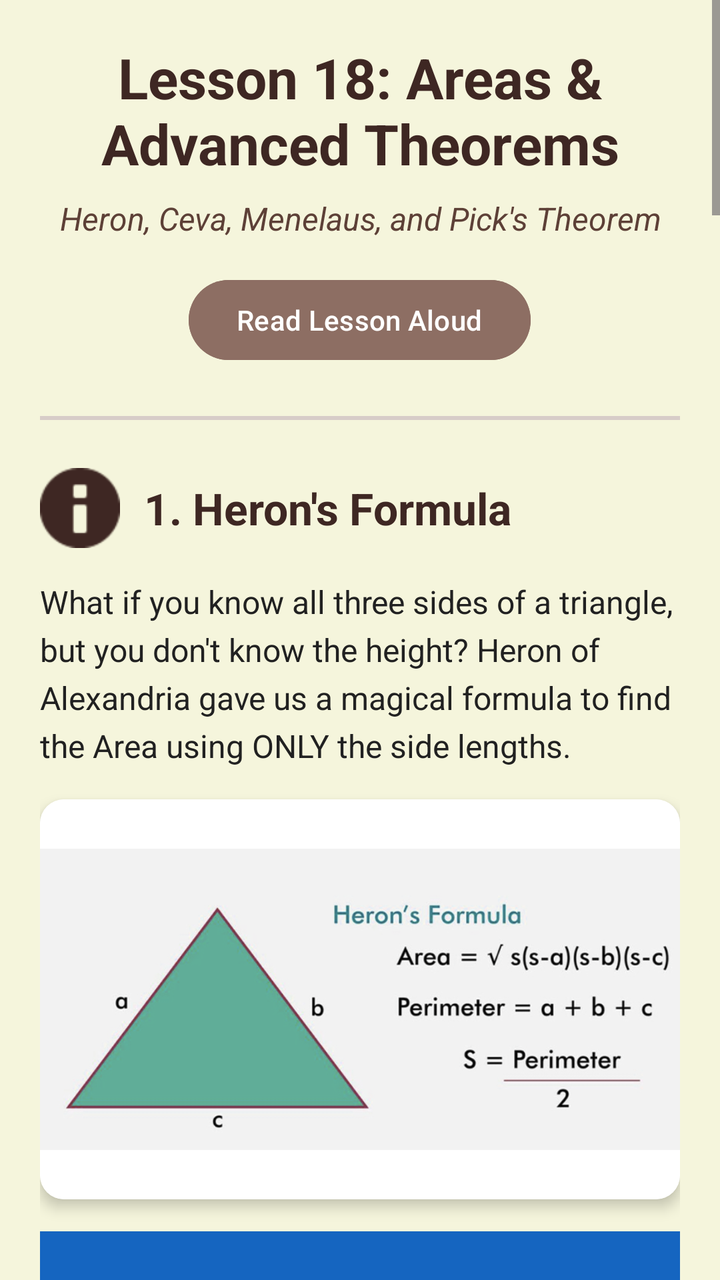
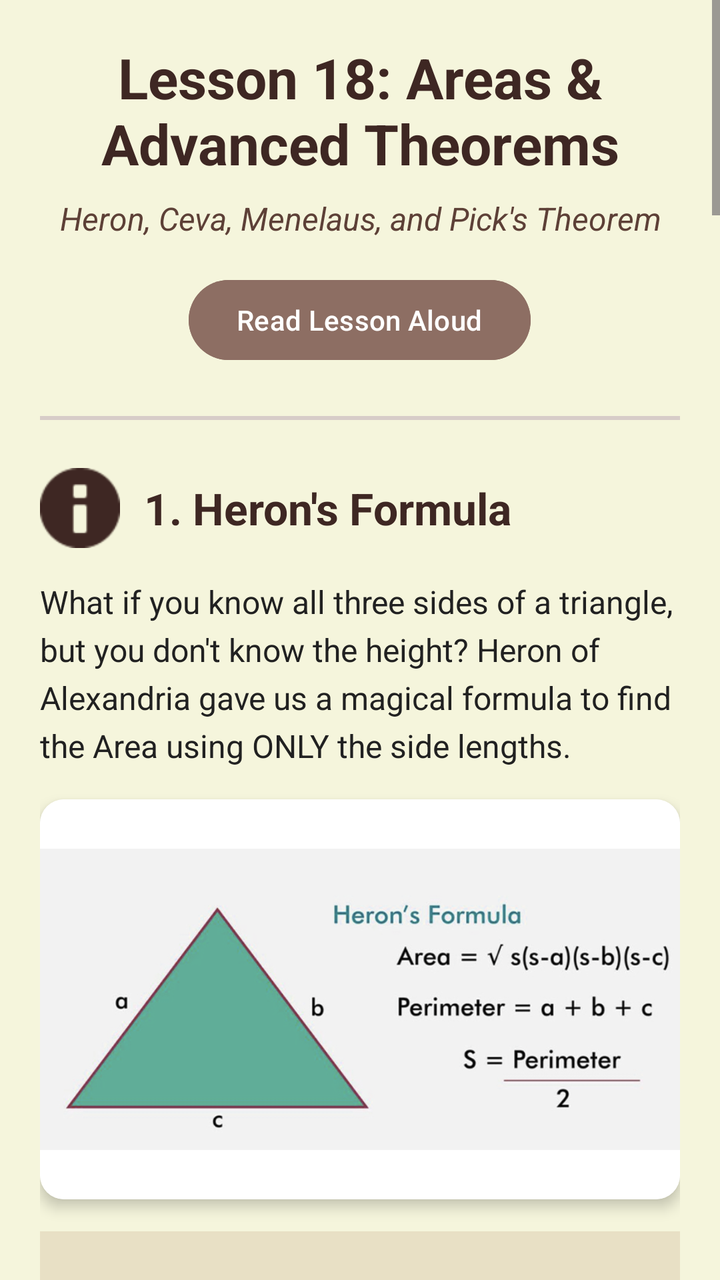

Screens rendered from an Android XML layout before and after an edit, with the pre-edit source and the edit as a unified diff.
<!-- AndroidManifest.xml: application theme Theme.OlympMathMentor -->
<!-- res/layout/activity_lesson18.xml -->
<?xml version="1.0" encoding="utf-8"?>
<ScrollView
    xmlns:android="http://schemas.android.com/apk/res/android"
    xmlns:app="http://schemas.android.com/apk/res-auto"
    android:layout_width="match_parent"
    android:layout_height="match_parent"
    android:background="#F5F5DC">

    <LinearLayout
        android:layout_width="match_parent"
        android:layout_height="wrap_content"
        android:orientation="vertical"
        android:padding="20dp">

        <TextView
            android:id="@+id/tvTitle"
            android:layout_width="match_parent"
            android:layout_height="wrap_content"
            android:text="Lesson 18: Areas &amp; Advanced Theorems"
            android:textSize="28sp"
            android:textStyle="bold"
            android:textColor="#3E2723"
            android:layout_marginBottom="8dp"
            android:gravity="center" />

        <TextView
            android:id="@+id/tvSubtitle"
            android:layout_width="match_parent"
            android:layout_height="wrap_content"
            android:text="Heron, Ceva, Menelaus, and Pick's Theorem"
            android:textSize="16sp"
            android:textColor="#5D4037"
            android:layout_marginBottom="16dp"
            android:gravity="center"
            android:textStyle="italic" />

        <Button
            android:id="@+id/btnReadLesson"
            android:layout_width="wrap_content"
            android:layout_height="wrap_content"
            android:layout_gravity="center"
            android:text="Read Lesson Aloud"
            android:backgroundTint="#8D6E63"
            android:textColor="#FFFFFF"
            android:layout_marginBottom="24dp" />

        <View
            android:layout_width="match_parent"
            android:layout_height="2dp"
            android:background="#D7CCC8"
            android:layout_marginBottom="24dp" />

        <LinearLayout
            android:layout_width="match_parent"
            android:layout_height="wrap_content"
            android:orientation="horizontal"
            android:gravity="center_vertical"
            android:layout_marginBottom="16dp">

            <ImageView
                android:layout_width="40dp"
                android:layout_height="40dp"
                android:src="@android:drawable/ic_dialog_info"
                app:tint="#3E2723"
                android:layout_marginEnd="12dp" />

            <TextView
                android:id="@+id/tvSec1Title"
                android:layout_width="match_parent"
                android:layout_height="wrap_content"
                android:text="1. Heron's Formula"
                android:textSize="22sp"
                android:textStyle="bold"
                android:textColor="#3E2723" />
        </LinearLayout>

        <TextView
            android:id="@+id/tvSec1Text"
            android:layout_width="match_parent"
            android:layout_height="wrap_content"
            android:text="What if you know all three sides of a triangle, but you don't know the height? Heron of Alexandria gave us a magical formula to find the Area using ONLY the side lengths."
            android:textColor="#212121"
            android:textSize="16sp"
            android:lineSpacingExtra="5dp"
            android:layout_marginBottom="16dp" />

        <androidx.cardview.widget.CardView
            android:layout_width="match_parent"
            android:layout_height="200dp"
            app:cardCornerRadius="12dp"
            app:cardElevation="4dp"
            android:layout_marginBottom="16dp">

            <ImageView
                android:id="@+id/imgHeron"
                android:layout_width="match_parent"
                android:layout_height="match_parent"
                android:scaleType="fitCenter"
                android:background="#FFFFFF"
                android:src="@drawable/img_heron" />
        </androidx.cardview.widget.CardView>

        <TextView
            android:id="@+id/tvSec1Formula"
            android:layout_width="match_parent"
            android:layout_height="wrap_content"
            android:text="Step 1: Find the Semi-Perimeter (s)\ns = (a + b + c) / 2\n\nStep 2: Apply the Formula\nArea = √[ s × (s-a) × (s-b) × (s-c) ]"
            android:typeface="monospace"
            android:textSize="18sp"
            android:textStyle="bold"
            android:textColor="#FFFFFF"
            android:background="#1565C0"
            android:padding="20dp"
            android:lineSpacingExtra="8dp"
            android:layout_marginBottom="24dp" />

        <View
            android:layout_width="match_parent"
            android:layout_height="1dp"
            android:background="#D7CCC8"
            android:layout_marginBottom="24dp" />

        <LinearLayout
            android:layout_width="match_parent"
            android:layout_height="wrap_content"
            android:orientation="horizontal"
            android:gravity="center_vertical"
            android:layout_marginBottom="16dp">

            <ImageView
                android:layout_width="40dp"
                android:layout_height="40dp"
                android:src="@android:drawable/ic_menu_sort_by_size"
                app:tint="#3E2723"
                android:layout_marginEnd="12dp" />

            <TextView
                android:id="@+id/tvSec2Title"
                android:layout_width="match_parent"
                android:layout_height="wrap_content"
                android:text="2. Ceva's Theorem"
                android:textSize="22sp"
                android:textStyle="bold"
                android:textColor="#3E2723" />
        </LinearLayout>

        <TextView
            android:id="@+id/tvSec2Text"
            android:layout_width="match_parent"
            android:layout_height="wrap_content"
            android:text="A 'Cevian' is any line segment from a vertex to the opposite side. If three Cevians (AD, BE, CF) intersect at a SINGLE point P, Ceva's Theorem guarantees a perfect ratio. This works whether the point P is INSIDE or OUTSIDE the triangle!"
            android:textColor="#212121"
            android:textSize="16sp"
            android:lineSpacingExtra="5dp"
            android:layout_marginBottom="16dp" />

        <androidx.cardview.widget.CardView
            android:layout_width="match_parent"
            android:layout_height="200dp"
            app:cardCornerRadius="12dp"
            app:cardElevation="4dp"
            android:layout_marginBottom="16dp">

            <ImageView
                android:id="@+id/imgCevaInside"
                android:layout_width="match_parent"
                android:layout_height="match_parent"
                android:scaleType="fitCenter"
                android:background="#FFFFFF"
                android:src="@drawable/img_ceva_inside" />
        </androidx.cardview.widget.CardView>

        <androidx.cardview.widget.CardView
            android:layout_width="match_parent"
            android:layout_height="200dp"
            app:cardCornerRadius="12dp"
            app:cardElevation="4dp"
            android:layout_marginBottom="16dp">

            <ImageView
                android:id="@+id/imgCevaOutside"
                android:layout_width="match_parent"
                android:layout_height="match_parent"
                android:scaleType="fitCenter"
                android:background="#FFFFFF"
                android:src="@drawable/img_ceva_outside" />
        </androidx.cardview.widget.CardView>

        <TextView
            android:id="@+id/tvSec2Formula"
            android:layout_width="match_parent"
            android:layout_height="wrap_content"
            android:text="THE MAGICAL RATIO:\n(AF / FB) × (BD / DC) × (CE / EA) = 1"
            android:textColor="#212121"
            android:textSize="16sp"
            android:textStyle="bold"
            android:background="#C8E6C9"
            android:padding="16dp"
            android:lineSpacingExtra="6dp"
            android:layout_marginBottom="24dp" />

        <View
            android:layout_width="match_parent"
            android:layout_height="1dp"
            android:background="#D7CCC8"
            android:layout_marginBottom="24dp" />

        <TextView
            android:id="@+id/tvSec3Title"
            android:layout_width="match_parent"
            android:layout_height="wrap_content"
            android:text="3. Menelaus's Theorem"
            android:textSize="22sp"
            android:textStyle="bold"
            android:textColor="#3E2723"
            android:layout_marginBottom="16dp" />

        <TextView
            android:id="@+id/tvSec3Text"
            android:layout_width="match_parent"
            android:layout_height="wrap_content"
            android:text="While Ceva is about lines intersecting at a point, Menelaus is about a straight line cutting strictly ACROSS the triangle, intersecting two sides and the extension of the third side."
            android:textColor="#212121"
            android:textSize="16sp"
            android:lineSpacingExtra="5dp"
            android:layout_marginBottom="16dp" />

        <androidx.cardview.widget.CardView
            android:layout_width="match_parent"
            android:layout_height="200dp"
            app:cardCornerRadius="12dp"
            app:cardElevation="4dp"
            android:layout_marginBottom="16dp">

            <ImageView
                android:id="@+id/imgMenelaus"
                android:layout_width="match_parent"
                android:layout_height="match_parent"
                android:scaleType="fitCenter"
                android:background="#FFFFFF"
                android:src="@drawable/img_menelaus" />
        </androidx.cardview.widget.CardView>

        <TextView
            android:id="@+id/tvSec3Formula"
            android:layout_width="match_parent"
            android:layout_height="wrap_content"
            android:text="If a line cuts AB at F, AC at E, and the extension of BC at D, the formula is identical to Ceva:\n\n(AF / FB) × (BD / DC) × (CE / EA) = 1"
            android:textSize="16sp"
            android:textStyle="bold"
            android:textColor="#3E2723"
            android:background="#FCE4EC"
            android:padding="16dp"
            android:lineSpacingExtra="6dp"
            android:layout_marginBottom="24dp" />

        <View
            android:layout_width="match_parent"
            android:layout_height="1dp"
            android:background="#D7CCC8"
            android:layout_marginBottom="24dp" />

        <TextView
            android:id="@+id/tvSec4Title"
            android:layout_width="match_parent"
            android:layout_height="wrap_content"
            android:text="4. Pick's Theorem"
            android:textSize="22sp"
            android:textStyle="bold"
            android:textColor="#3E2723"
            android:layout_marginBottom="16dp" />

        <TextView
            android:id="@+id/tvSec4Text"
            android:layout_width="match_parent"
            android:layout_height="wrap_content"
            android:text="This is an incredible Olympiad shortcut! If you draw a polygon on a square grid so that all its vertices land perfectly on grid dots, you don't need complex geometry to find its area. You just COUNT the dots!"
            android:textColor="#212121"
            android:textSize="16sp"
            android:lineSpacingExtra="5dp"
            android:layout_marginBottom="16dp" />

        <androidx.cardview.widget.CardView
            android:layout_width="match_parent"
            android:layout_height="200dp"
            app:cardCornerRadius="12dp"
            app:cardElevation="4dp"
            android:layout_marginBottom="16dp">

            <ImageView
                android:id="@+id/imgPick"
                android:layout_width="match_parent"
                android:layout_height="match_parent"
                android:scaleType="fitCenter"
                android:background="#FFFFFF"
                android:src="@drawable/img_pick" />
        </androidx.cardview.widget.CardView>

        <TextView
            android:id="@+id/tvSec4Formula"
            android:layout_width="match_parent"
            android:layout_height="wrap_content"
            android:text="Formula: Area = I + (B / 2) - 1\n\n• I = Number of dots strictly INSIDE the polygon.\n• B = Number of dots ON THE BOUNDARY (perimeter)."
            android:textSize="16sp"
            android:textStyle="bold"
            android:textColor="#FFFFFF"
            android:background="#D32F2F"
            android:padding="16dp"
            android:lineSpacingExtra="6dp"
            android:layout_marginBottom="32dp" />

        <TextView
            android:id="@+id/tvMasterTitle"
            android:layout_width="match_parent"
            android:layout_height="wrap_content"
            android:text="Masterclass: Advanced Problems"
            android:textSize="24sp"
            android:textStyle="bold"
            android:textColor="#3E2723"
            android:layout_marginBottom="24dp"
            android:gravity="center" />

        <LinearLayout
            android:layout_width="match_parent"
            android:layout_height="wrap_content"
            android:orientation="vertical"
            android:background="#F5F5F5"
            android:padding="16dp"
            android:layout_marginBottom="20dp"
            android:elevation="2dp">

            <TextView
                android:id="@+id/tvProb1Title"
                android:layout_width="match_parent"
                android:layout_height="wrap_content"
                android:text="Problem 1: The 13-14-15 Triangle"
                android:textSize="18sp"
                android:textStyle="bold"
                android:textColor="#E65100"
                android:layout_marginBottom="8dp" />

            <TextView
                android:id="@+id/tvProb1Q"
                android:layout_width="match_parent"
                android:layout_height="wrap_content"
                android:text="Question: A triangle has side lengths 13, 14, and 15. Calculate its exact Area."
                android:textColor="#212121"
                android:textSize="16sp"
                android:lineSpacingExtra="4dp"
                android:layout_marginBottom="12dp" />

            <TextView
                android:id="@+id/tvProb1S1"
                android:layout_width="match_parent"
                android:layout_height="wrap_content"
                android:text="Step 1: Calculate semi-perimeter (s).\ns = (13 + 14 + 15) / 2 = 21."
                android:textColor="#424242"
                android:textSize="15sp"
                android:layout_marginBottom="6dp" />

            <TextView
                android:id="@+id/tvProb1S2"
                android:layout_width="match_parent"
                android:layout_height="wrap_content"
                android:text="Step 2: Apply Heron's formula.\nArea = √( 21 × 8 × 7 × 6 )"
                android:textColor="#424242"
                android:textSize="15sp"
                android:textStyle="italic"
                android:layout_marginBottom="6dp" />

            <TextView
                android:id="@+id/tvProb1S3"
                android:layout_width="match_parent"
                android:layout_height="wrap_content"
                android:text="Step 3: Break down into primes:\n21 = 3×7, 8 = 2³, 7 = 7, 6 = 2×3\nCombine: 2⁴ × 3² × 7²\nSquare root = 2² × 3 × 7 = 84."
                android:textColor="#424242"
                android:textSize="15sp"
                android:layout_marginBottom="6dp" />

            <TextView
                android:id="@+id/tvProb1Ans"
                android:layout_width="match_parent"
                android:layout_height="wrap_content"
                android:text="Answer: The Area is 84."
                android:textColor="#2E7D32"
                android:textStyle="bold"
                android:textSize="16sp"
                android:layout_marginTop="8dp" />
        </LinearLayout>

        <LinearLayout
            android:layout_width="match_parent"
            android:layout_height="wrap_content"
            android:orientation="vertical"
            android:background="#F5F5F5"
            android:padding="16dp"
            android:layout_marginBottom="20dp"
            android:elevation="2dp">

            <TextView
                android:id="@+id/tvProb2Title"
                android:layout_width="match_parent"
                android:layout_height="wrap_content"
                android:text="Problem 2: Ceva's Missing Ratio"
                android:textSize="18sp"
                android:textStyle="bold"
                android:textColor="#1565C0"
                android:layout_marginBottom="8dp" />

            <TextView
                android:id="@+id/tvProb2Q"
                android:layout_width="match_parent"
                android:layout_height="wrap_content"
                android:text="Question: In triangle ABC, Cevians meet at point P. We know: AF=2, FB=1, BD=3, DC=2, and EA=4. Find the length of CE."
                android:textColor="#212121"
                android:textSize="16sp"
                android:lineSpacingExtra="4dp"
                android:layout_marginBottom="12dp" />

            <TextView
                android:id="@+id/tvProb2S1"
                android:layout_width="match_parent"
                android:layout_height="wrap_content"
                android:text="Step 1: Set up Ceva's formula.\n(AF/FB) × (BD/DC) × (CE/EA) = 1"
                android:textColor="#424242"
                android:textSize="15sp"
                android:layout_marginBottom="6dp" />

            <TextView
                android:id="@+id/tvProb2S2"
                android:layout_width="match_parent"
                android:layout_height="wrap_content"
                android:text="Step 2: Plug in the known values. Let CE = x.\n(2/1) × (3/2) × (x/4) = 1"
                android:textColor="#424242"
                android:textSize="15sp"
                android:layout_marginBottom="6dp" />

            <TextView
                android:id="@+id/tvProb2S3"
                android:layout_width="match_parent"
                android:layout_height="wrap_content"
                android:text="Step 3: Solve for x.\n3x / 4 = 1 \n3x = 4 \nx = 4/3."
                android:textColor="#424242"
                android:textSize="15sp"
                android:textStyle="italic"
                android:layout_marginBottom="6dp" />

            <TextView
                android:id="@+id/tvProb2Ans"
                android:layout_width="match_parent"
                android:layout_height="wrap_content"
                android:text="Answer: The length of CE is 4/3."
                android:textColor="#2E7D32"
                android:textStyle="bold"
                android:textSize="16sp"
                android:layout_marginTop="8dp" />
        </LinearLayout>

        <Button
            android:id="@+id/btnGoToTest18"
            android:layout_width="match_parent"
            android:layout_height="70dp"
            android:text="TAKE TEST 18"
            android:textStyle="bold"
            android:textSize="22sp"
            app:backgroundTint="#BBDEFB"
            android:textColor="#3E2723"
            android:elevation="6dp"
            android:layout_marginTop="10dp"
            android:layout_marginBottom="20dp" />

    </LinearLayout>
</ScrollView>
<!-- resources referenced by this layout -->
<resources>
  <!-- drawable img_ceva_inside: png bitmap (drawable, 325539 bytes) -->
  <!-- drawable img_ceva_outside: png bitmap (drawable, 323531 bytes) -->
  <!-- drawable img_heron: png bitmap (drawable, 221625 bytes) -->
  <!-- drawable img_menelaus: png bitmap (drawable, 328077 bytes) -->
  <!-- drawable img_pick: png bitmap (drawable, 181433 bytes) -->
  <style name="Theme.OlympMathMentor" parent="Base.Theme.OlympMathMentor" />
  <style name="Base.Theme.OlympMathMentor" parent="Theme.Material3.DayNight.NoActionBar">
          <item name="colorPrimary">@color/soft_beige</item>
  
          <item name="android:statusBarColor">@color/soft_beige</item>
  
          <item name="android:windowLightStatusBar">true</item>
      </style>
  <color name="soft_beige">#EFEBE9</color>
</resources>

<!-- the commit's change to res/layout/activity_lesson18.xml (unified diff, before → after) -->
@@ -108,8 +108,8 @@
             android:typeface="monospace"
             android:textSize="18sp"
             android:textStyle="bold"
-            android:textColor="#FFFFFF"
-            android:background="#1565C0"
+            android:textColor="#3E2723"
+            android:background="#E8E0C5"
             android:padding="20dp"
             android:lineSpacingExtra="8dp"
             android:layout_marginBottom="24dp" />
@@ -194,7 +194,7 @@
             android:textColor="#212121"
             android:textSize="16sp"
             android:textStyle="bold"
-            android:background="#C8E6C9"
+            android:background="#E8E0C5"
             android:padding="16dp"
             android:lineSpacingExtra="6dp"
             android:layout_marginBottom="24dp" />
@@ -249,7 +249,7 @@
             android:textSize="16sp"
             android:textStyle="bold"
             android:textColor="#3E2723"
-            android:background="#FCE4EC"
+            android:background="#E8E0C5"
             android:padding="16dp"
             android:lineSpacingExtra="6dp"
             android:layout_marginBottom="24dp" />
@@ -304,7 +304,7 @@
             android:textSize="16sp"
             android:textStyle="bold"
             android:textColor="#FFFFFF"
-            android:background="#D32F2F"
+            android:background="#E8E0C5"
             android:padding="16dp"
             android:lineSpacingExtra="6dp"
             android:layout_marginBottom="32dp" />
@@ -463,8 +463,8 @@
             android:text="TAKE TEST 18"
             android:textStyle="bold"
             android:textSize="22sp"
-            app:backgroundTint="#BBDEFB"
-            android:textColor="#3E2723"
+            app:backgroundTint="#8D6E63"
+            android:textColor="#FFFFFF"
             android:elevation="6dp"
             android:layout_marginTop="10dp"
             android:layout_marginBottom="20dp" />
